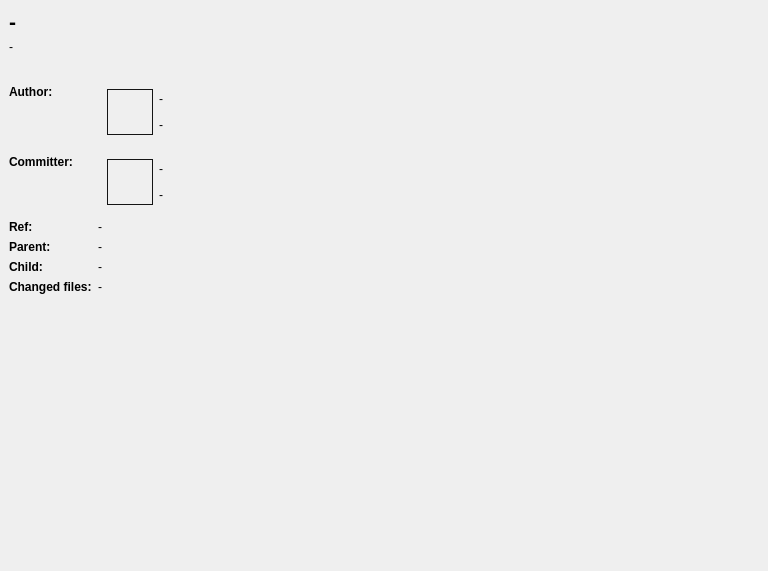
The window that src/libkommitwidgets/widgets/commitdetails.ui (KDE/kommit) describes before a commit, drawn with Qt 5.
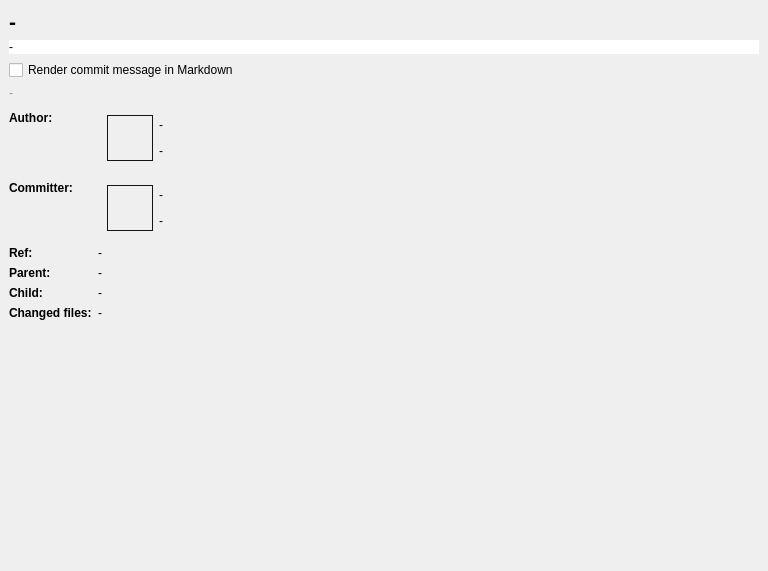
The same window after the commit. Custom widgets are drawn as their Qt base class.

Commit message: Adjust style for commit message

```diff
--- a/src/libkommitwidgets/widgets/commitdetails.ui
+++ b/src/libkommitwidgets/widgets/commitdetails.ui
@@ -77,27 +77,113 @@
         </widget>
        </item>
        <item>
-        <widget class="QLabel" name="labelCommitHash">
+        <widget class="QLabel" name="labelCommitBody">
+         <property name="palette">
+          <palette>
+           <active>
+            <colorrole role="Window">
+             <brush brushstyle="SolidPattern">
+              <color alpha="255">
+               <red>255</red>
+               <green>255</green>
+               <blue>255</blue>
+              </color>
+             </brush>
+            </colorrole>
+           </active>
+           <inactive>
+            <colorrole role="Window">
+             <brush brushstyle="SolidPattern">
+              <color alpha="255">
+               <red>255</red>
+               <green>255</green>
+               <blue>255</blue>
+              </color>
+             </brush>
+            </colorrole>
+           </inactive>
+           <disabled>
+            <colorrole role="Base">
+             <brush brushstyle="SolidPattern">
+              <color alpha="255">
+               <red>255</red>
+               <green>255</green>
+               <blue>255</blue>
+              </color>
+             </brush>
+            </colorrole>
+            <colorrole role="Window">
+             <brush brushstyle="SolidPattern">
+              <color alpha="255">
+               <red>255</red>
+               <green>255</green>
+               <blue>255</blue>
+              </color>
+             </brush>
+            </colorrole>
+           </disabled>
+          </palette>
+         </property>
+         <property name="autoFillBackground">
+          <bool>true</bool>
+         </property>
          <property name="text">
           <string>-</string>
          </property>
+         <property name="textFormat">
+          <enum>Qt::TextFormat::PlainText</enum>
+         </property>
+         <property name="wordWrap">
+          <bool>true</bool>
+         </property>
          <property name="textInteractionFlags">
           <set>Qt::TextInteractionFlag::LinksAccessibleByMouse|Qt::TextInteractionFlag::TextSelectableByMouse</set>
          </property>
         </widget>
        </item>
        <item>
-        <widget class="QLabel" name="labelCommitBody">
+        <widget class="QCheckBox" name="checkBoxMarkdownDisplay">
+         <property name="text">
+          <string>Render commit message in Markdown</string>
+         </property>
+        </widget>
+       </item>
+       <item>
+        <widget class="QLabel" name="labelCommitHash">
+         <property name="palette">
+          <palette>
+           <active>
+            <colorrole role="WindowText">
+             <brush brushstyle="SolidPattern">
+              <color alpha="255">
+               <red>156</red>
+               <green>156</green>
+               <blue>156</blue>
+              </color>
+             </brush>
+            </colorrole>
+           </active>
+           <inactive>
+            <colorrole role="WindowText">
+             <brush brushstyle="SolidPattern">
+              <color alpha="255">
+               <red>156</red>
+               <green>156</green>
+               <blue>156</blue>
+              </color>
+             </brush>
+            </colorrole>
+           </inactive>
+           <disabled/>
+          </palette>
+         </property>
          <property name="font">
           <font>
            <italic>true</italic>
           </font>
          </property>
          <property name="text">
-          <string/>
-         </property>
-         <property name="wordWrap">
-          <bool>true</bool>
+          <string>-</string>
          </property>
          <property name="textInteractionFlags">
           <set>Qt::TextInteractionFlag::LinksAccessibleByMouse|Qt::TextInteractionFlag::TextSelectableByMouse</set>
```
The commit also changes 2 other files.
